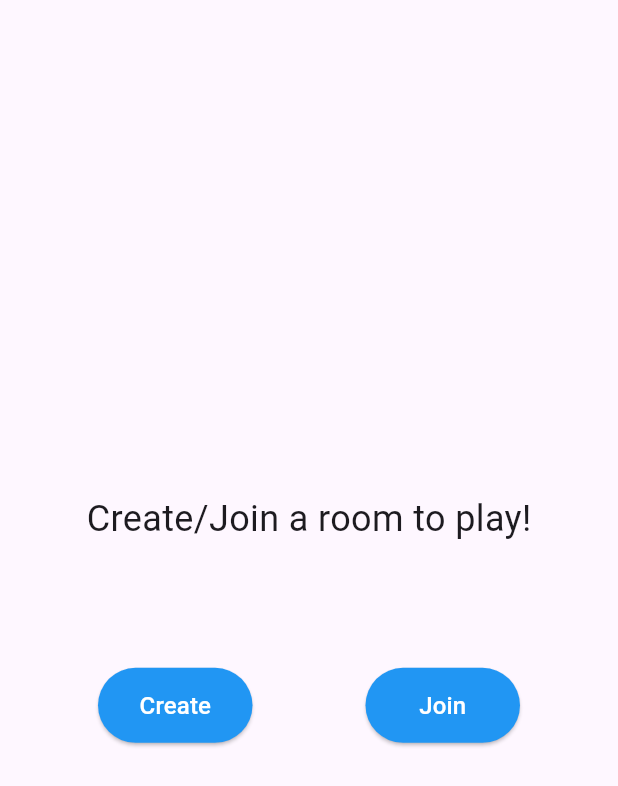
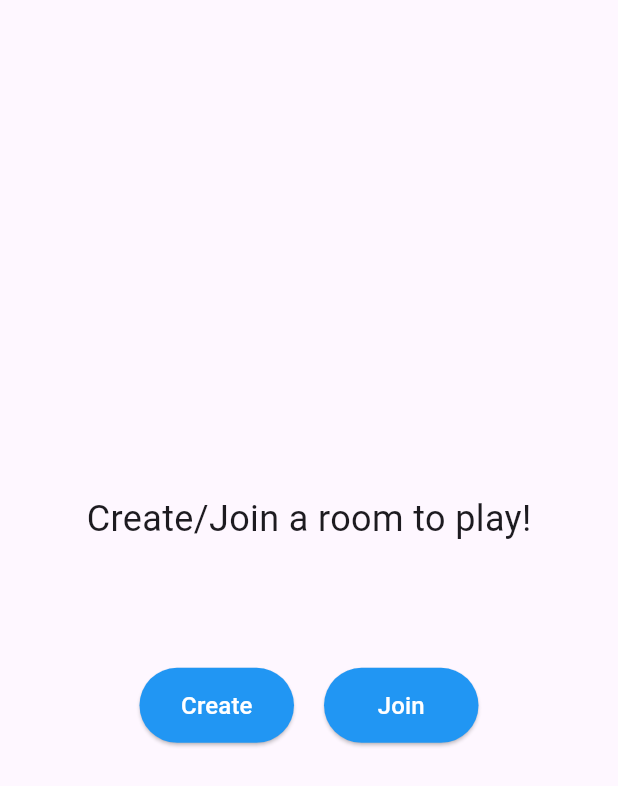
Before and after one commit to sujalraj00/type_racer, a Flutter app: the screen it shows after launch, on a phone screen of 412 x 824 dp. Shown: the top 786 px of the screen. Run offline on Flutter 3.47's test engine with Material 3 defaults, Android fonts, the phone set to English and light mode, and no system bars; our stand-ins replace qr_flutter, socket_io_client.

Commit message:
ui updated

```diff
--- a/lib/screens/game_screen.dart
+++ b/lib/screens/game_screen.dart
@@ -106,7 +106,7 @@ class _GameScreenState extends State<GameScreen> {
             ConstrainedBox(
               constraints: const BoxConstraints(maxWidth: 600),
               child: SizedBox(
-                height: 300,
+                height: 350,
                 child: ListView.builder(
                     shrinkWrap: true,
                     itemCount: game.gameState['players'].length ?? 0,
--- a/lib/screens/home_screen.dart
+++ b/lib/screens/home_screen.dart
@@ -10,10 +10,9 @@ class HomeScreen extends StatelessWidget {
     final size = MediaQuery.of(context).size;
     return  Scaffold(
       body: Center(
-        child: ConstrainedBox(
-          constraints: const BoxConstraints(maxWidth: 600),
         child: Column(
           mainAxisAlignment: MainAxisAlignment.center,
+          crossAxisAlignment: CrossAxisAlignment.center,
           children: [
             const Text('Create/Join a room to play!',
             style: TextStyle(
@@ -21,7 +20,8 @@ class HomeScreen extends StatelessWidget {
             ) ,),
             SizedBox(height: size.height*0.1,),
             Row(
-                mainAxisAlignment: MainAxisAlignment.spaceEvenly,
+              mainAxisAlignment: MainAxisAlignment.center,
+              crossAxisAlignment: CrossAxisAlignment.center,
               children: [
                  CustomButton(text: 'Create', isHome: true,
                  onTap:()=> Navigator.pushNamed(context, '/create-room')),
@@ -30,7 +30,6 @@ class HomeScreen extends StatelessWidget {
               ],
             )
           ],
-          ),
         ),
       ),
     );
```
Lines whose indentation alone changed are shown as unchanged.
